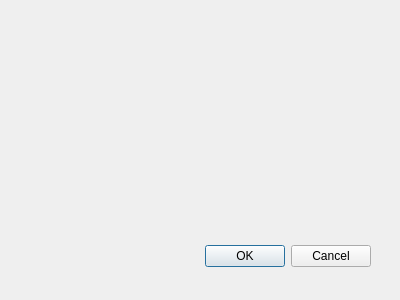
The window that App/ui/processselector.ui (0x55555555/debugify) describes before a commit, drawn with Qt 5.
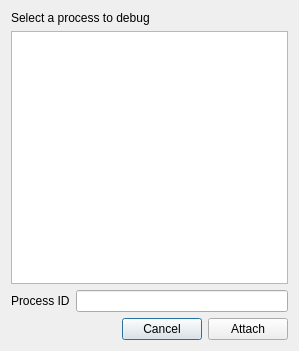
The same window after the commit.

Commit message: added attaching to processes

```diff
--- a/App/ui/processselector.ui
+++ b/App/ui/processselector.ui
@@ -3,34 +3,75 @@
  <comment></comment>
  <exportmacro></exportmacro>
  <class>Dialog</class>
- <widget class="QDialog" name="Dialog" >
-  <property name="geometry" >
+ <widget class="QDialog" name="Dialog">
+  <property name="geometry">
    <rect>
     <x>0</x>
     <y>0</y>
-    <width>400</width>
-    <height>300</height>
+    <width>299</width>
+    <height>351</height>
    </rect>
   </property>
   <property name="windowTitle" >
    <string>Dialog</string>
   </property>
-  <widget class="QDialogButtonBox" name="buttonBox" >
-   <property name="geometry" >
-    <rect>
-     <x>30</x>
-     <y>240</y>
-     <width>341</width>
-     <height>32</height>
-    </rect>
-   </property>
-   <property name="orientation" >
-    <enum>Qt::Horizontal</enum>
-   </property>
-   <property name="standardButtons" >
-    <set>QDialogButtonBox::Cancel|QDialogButtonBox::Ok</set>
-   </property>
-  </widget>
+  <layout class="QVBoxLayout" name="verticalLayout">
+   <item>
+    <widget class="QLabel" name="label_2">
+     <property name="text">
+      <string>Select a process to debug</string>
+     </property>
+    </widget>
+   </item>
+   <item>
+    <widget class="QListWidget" name="processes"/>
+   </item>
+   <item>
+    <layout class="QHBoxLayout" name="horizontalLayout">
+     <item>
+      <widget class="QLabel" name="label">
+       <property name="text">
+        <string>Process ID</string>
+       </property>
+      </widget>
+     </item>
+     <item>
+      <widget class="QLineEdit" name="pid"/>
+     </item>
+    </layout>
+   </item>
+   <item>
+    <layout class="QHBoxLayout" name="horizontalLayout_2">
+     <item>
+      <spacer name="horizontalSpacer">
+       <property name="orientation">
+        <enum>Qt::Horizontal</enum>
+       </property>
+       <property name="sizeHint" stdset="0">
+        <size>
+         <width>40</width>
+         <height>20</height>
+        </size>
+       </property>
+      </spacer>
+     </item>
+     <item>
+      <widget class="QPushButton" name="cancel">
+       <property name="text">
+        <string>Cancel</string>
+       </property>
+      </widget>
+     </item>
+     <item>
+      <widget class="QPushButton" name="attach">
+       <property name="text">
+        <string>Attach</string>
+       </property>
+      </widget>
+     </item>
+    </layout>
+   </item>
+  </layout>
  </widget>
  <pixmapfunction></pixmapfunction>
  <resources/>
```
Left out of the diff: 58 changed lines with no effect on the pictures. The commit also changes 10 other files.
